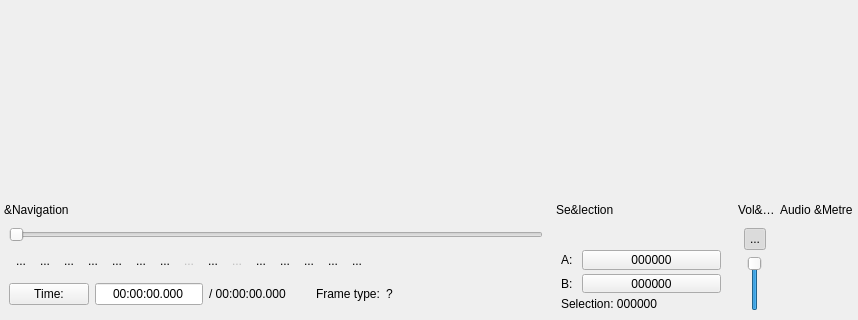
Above: avidemux/qt4/ADM_userInterfaces/ADM_gui/gui2.ui from mean00/avidemux2 before the change; both pictures show x 0 to 858 and y 543 to 863 of the 858 by 863 pixel window. Below: the same form after it.
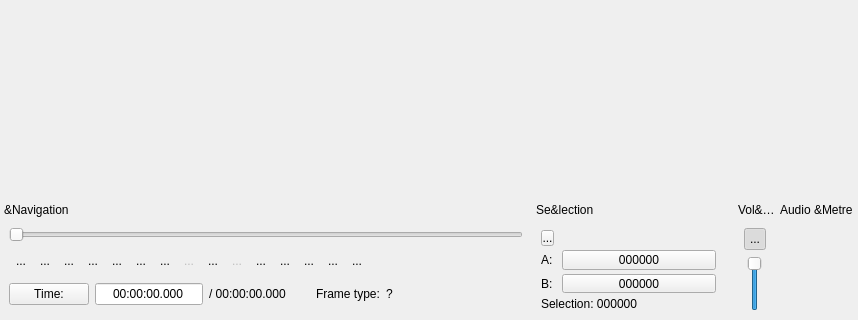
That is the form after the change. Icons and pictures are not drawn. Custom widgets are drawn as their Qt base class.

The edit to the form file:
```diff
--- a/avidemux/qt4/ADM_userInterfaces/ADM_gui/gui2.ui
+++ b/avidemux/qt4/ADM_userInterfaces/ADM_gui/gui2.ui
@@ -884,7 +884,7 @@
    </property>
    <property name="minimumSize">
     <size>
-     <width>453</width>
+     <width>502</width>
      <height>120</height>
     </size>
    </property>
@@ -1489,13 +1489,13 @@
    </property>
    <property name="minimumSize">
     <size>
-     <width>182</width>
+     <width>202</width>
      <height>120</height>
     </size>
    </property>
    <property name="maximumSize">
     <size>
-     <width>182</width>
+     <width>202</width>
      <height>120</height>
     </size>
    </property>
@@ -1532,6 +1532,38 @@
       <number>9</number>
      </property>
      <item>
+      <layout class="QHBoxLayout" name="horizontalLayout_5">
+       <item>
+        <widget class="QToolButton" name="toolButtonThumbSliderResolution">
+         <property name="minimumSize">
+          <size>
+           <width>13</width>
+           <height>16</height>
+          </size>
+         </property>
+         <property name="maximumSize">
+          <size>
+           <width>13</width>
+           <height>16</height>
+          </size>
+         </property>
+         <property name="toolTip">
+          <string>Change between frame/keyframe resolution</string>
+         </property>
+         <property name="text">
+          <string>...</string>
+         </property>
+         <property name="icon">
+          <iconset resource="avidemux.qrc">
+           <normaloff>:/new/prefix1/pics/thumbs_off.png</normaloff>
+           <normalon>:/new/prefix1/pics/thumbs_on.png</normalon>:/new/prefix1/pics/thumbs_off.png</iconset>
+         </property>
+         <property name="checkable">
+          <bool>true</bool>
+         </property>
+        </widget>
+       </item>
+       <item>
       <widget class="QWidget" name="sliderPlaceHolder" native="true">
        <property name="sizePolicy">
         <sizepolicy hsizetype="Preferred" vsizetype="Fixed">
@@ -1546,6 +1578,8 @@
         </size>
        </property>
       </widget>
+       </item>
+      </layout>
      </item>
      <item>
       <layout class="QVBoxLayout" name="verticalLayout_6">
```
Left out of the diff: 3 changed lines with no effect on the pictures. Lines whose indentation alone changed are shown as unchanged.
